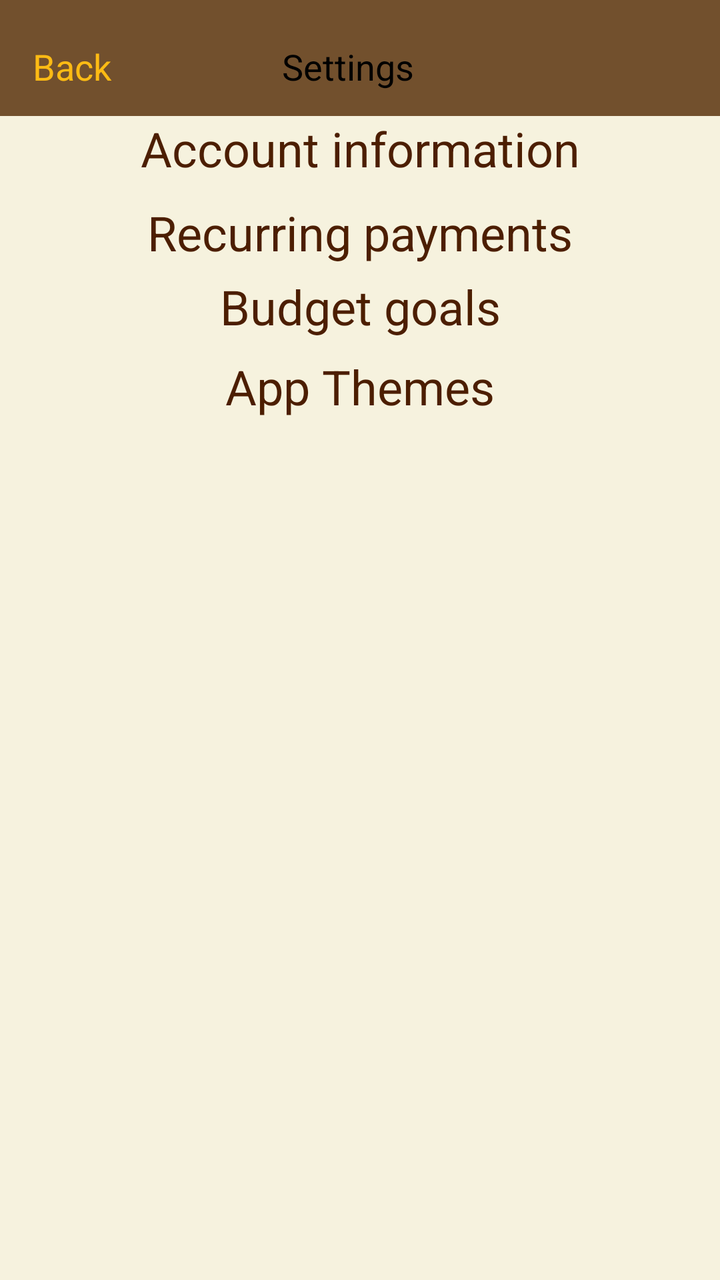
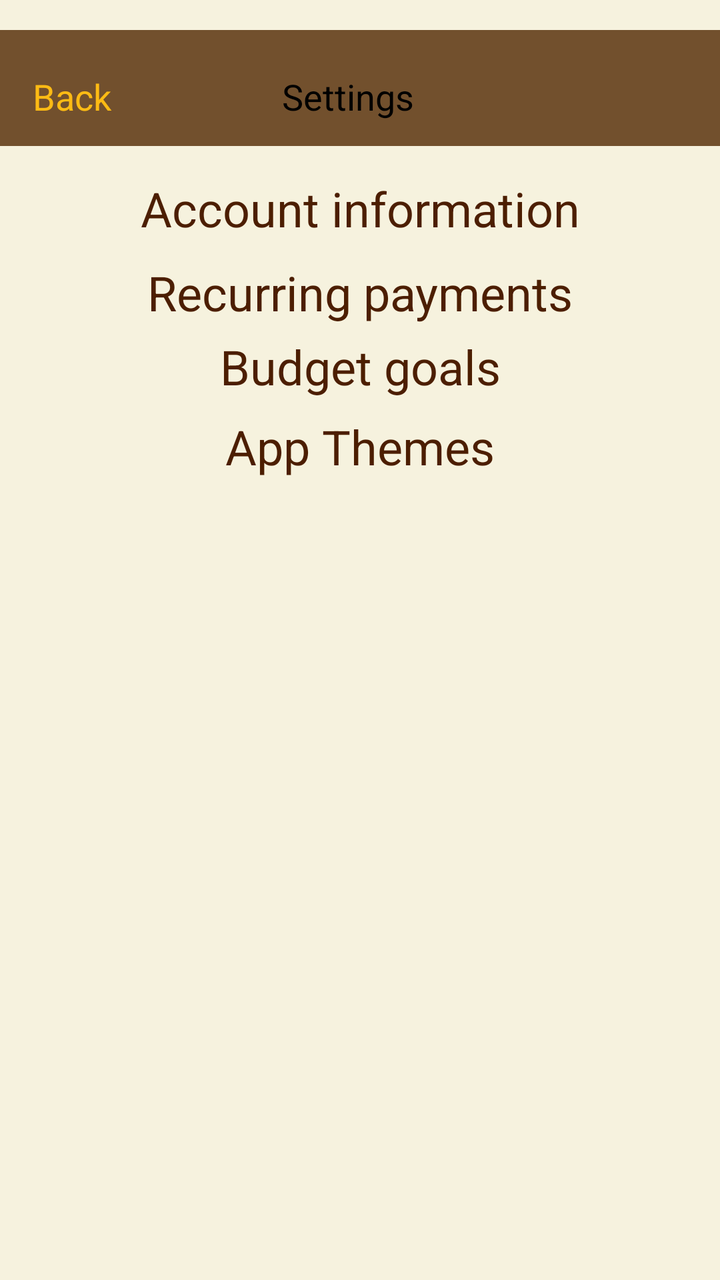

Two renders of the same Android screen: before a commit and after it. Below are the layout's source before the change and the commit's diff.
<!-- AndroidManifest.xml: application theme Theme.BeeBudgetingLimited -->
<!-- res/layout/activity_settings_screen.xml -->
<?xml version="1.0" encoding="utf-8"?>
<androidx.drawerlayout.widget.DrawerLayout xmlns:android="http://schemas.android.com/apk/res/android"
    xmlns:app="http://schemas.android.com/apk/res-auto"
    xmlns:tools="http://schemas.android.com/tools"
    android:id="@+id/main"
    android:layout_width="match_parent"
    android:layout_height="match_parent"
    android:foregroundTint="#CA1A1A"
    android:background="@color/Cream"
    tools:context=".SettingsScreen">


    <LinearLayout
        android:layout_width="match_parent"
        android:layout_height="match_parent"
        android:orientation="vertical">

        <androidx.cardview.widget.CardView
            android:layout_width="match_parent"
            android:layout_height="wrap_content" />

        <LinearLayout
            android:layout_width="match_parent"
            android:layout_height="58dp"
            android:background="#72502D"
            android:foregroundTint="#E91212"
            android:orientation="horizontal">

            <TextView
                android:id="@+id/BackText"
                android:layout_width="100dp"
                android:layout_height="58dp"
                android:layout_gravity="center"
                android:layout_weight="1"
                android:text="@string/backbutton"
                android:textSize="18dp"
                android:textAlignment="center"
                android:textColor="#FDBB14" />

            <TextView
                android:id="@+id/textView8"
                android:layout_width="232dp"
                android:layout_height="match_parent"
                android:layout_weight="1"
                android:text="@string/nsettings"
                android:textSize="18dp"
                android:textAlignment="center"
                android:textColor="#000000" />

            <ImageView
                android:id="@+id/imageView3"
                android:layout_width="112dp"
                android:layout_height="wrap_content"
                android:layout_weight="1"
                android:alpha="0"
                app:srcCompat="@drawable/house" />

        </LinearLayout>

        <TextView
            android:id="@+id/textView9"
            android:layout_width="match_parent"
            android:layout_height="42dp"
            android:text="@string/account_information"
            android:textSize="24dp"
            android:textColor="@color/Dark_brown"
            android:textAlignment="center" />

        <TextView
            android:id="@+id/textView10"
            android:layout_width="match_parent"
            android:layout_height="37dp"
            android:text="@string/recurring_payments"
            android:textSize="24dp"
            android:textColor="@color/Dark_brown"
            android:textAlignment="center" />

        <TextView
            android:id="@+id/textView11"
            android:layout_width="match_parent"
            android:layout_height="40dp"
            android:text="@string/budget_goals"
            android:textSize="24dp"
            android:textColor="@color/Dark_brown"
            android:textAlignment="center" />

        <TextView
            android:id="@+id/textView12"
            android:layout_width="match_parent"
            android:layout_height="40dp"
            android:text="@string/app_themes"
            android:textSize="24dp"
            android:textColor="@color/Dark_brown"
            android:textAlignment="center" />

    </LinearLayout>

    

</androidx.drawerlayout.widget.DrawerLayout>
<!-- resources referenced by this layout -->
<resources>
  <color name="Cream">#f6f2de</color>
  <color name="Dark_brown">#4c1e01</color>
  <!-- drawable house: png bitmap (drawable, 413934 bytes) -->
  <string name="account_information">Account information</string>
  <string name="app_themes">App Themes</string>
  <string name="backbutton">\nBack</string>
  <string name="budget_goals">Budget goals</string>
  <string name="nsettings">\nSettings</string>
  <string name="recurring_payments">Recurring payments</string>
  <style name="Theme.BeeBudgetingLimited" parent="Base.Theme.BeeBudgetingLimited" />
  <style name="Base.Theme.BeeBudgetingLimited" parent="Theme.Material3.DayNight.NoActionBar">
          
          
      </style>
</resources>

<!-- the commit's change to res/layout/activity_settings_screen.xml (unified diff, before → after) -->
@@ -22,6 +22,7 @@
         <LinearLayout
             android:layout_width="match_parent"
             android:layout_height="58dp"
+            android:layout_marginVertical="15dp"
             android:background="#72502D"
             android:foregroundTint="#E91212"
             android:orientation="horizontal">
@@ -33,9 +34,9 @@
                 android:layout_gravity="center"
                 android:layout_weight="1"
                 android:text="@string/backbutton"
-                android:textSize="18dp"
                 android:textAlignment="center"
-                android:textColor="#FDBB14" />
+                android:textColor="#FDBB14"
+                android:textSize="18dp" />
 
             <TextView
                 android:id="@+id/textView8"
@@ -43,9 +44,9 @@
                 android:layout_height="match_parent"
                 android:layout_weight="1"
                 android:text="@string/nsettings"
-                android:textSize="18dp"
                 android:textAlignment="center"
-                android:textColor="#000000" />
+                android:textColor="#000000"
+                android:textSize="18dp" />
 
             <ImageView
                 android:id="@+id/imageView3"
